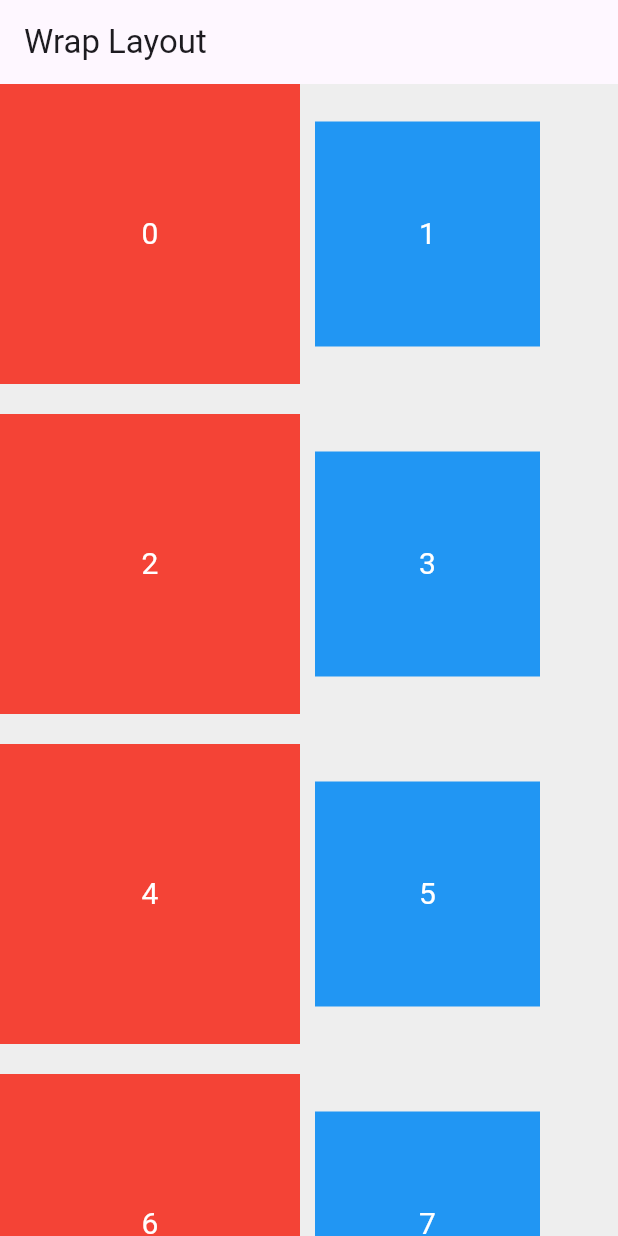
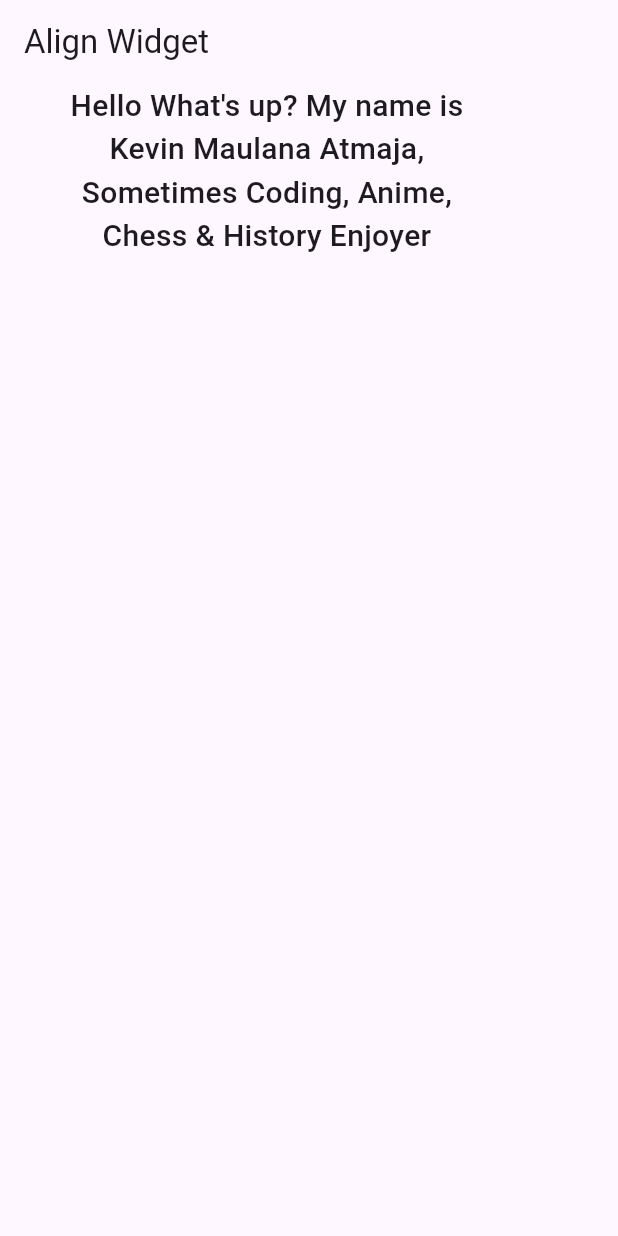
Before and after one commit to KevinMaulanaAtmaja/learn-flutter, a Flutter app: the screen it shows after launch, on a phone screen of 412 x 824 dp. Run offline on Flutter 3.47's test engine with Material 3 defaults, Android fonts, the phone set to English and light mode, and no system bars; our stand-ins replace google_fonts.

Commit message:
Align
Align, Alignment, alignment

```diff
--- /dev/null
+++ b/lib/11_align.dart
@@ -0,0 +1,28 @@
+import 'package:flutter/material.dart';
+
+class Aligns extends StatelessWidget {
+  const Aligns({super.key});
+
+  @override
+  Widget build(BuildContext context) {
+    return Scaffold(
+      appBar: AppBar(title: Text("Align Widget")),
+      body: Align(
+        // alignment: Alignment.center,
+        // alignment: Alignment.bottomLeft,
+        // alignment: Alignment.topRight,
+        // alignment: Alignment(0, 0),
+        // alignment: Alignment(-1, 0),
+        alignment: Alignment(-0.5, -1),
+        child: SizedBox(
+          width: 300,
+          child: Text(
+            "Hello What's up? My name is Kevin Maulana Atmaja, Sometimes Coding, Anime, Chess & History Enjoyer",
+            textAlign: TextAlign.center,
+            style: TextStyle(fontSize: 20, fontWeight: FontWeight.w500),
+          ),
+        ),
+      ),
+    );
+  }
+}
--- a/lib/main.dart
+++ b/lib/main.dart
@@ -8,6 +8,7 @@
 // import 'package:bljar_flutter/08_stateles_stateful.dart';
 import 'package:bljar_flutter/09_stack.dart';
 import 'package:bljar_flutter/10_wrap.dart';
+import 'package:bljar_flutter/11_align.dart';
 import 'package:flutter/material.dart';
 
 void main() {
@@ -29,7 +30,8 @@ class MyApp extends StatelessWidget {
       // home: FontTypes(),
       // home: SFul(),
       // home: Stacks(),
-      home: Wraps(),
+      // home: Wraps(),
+      home: Aligns(),
     );
   }
 }
```
